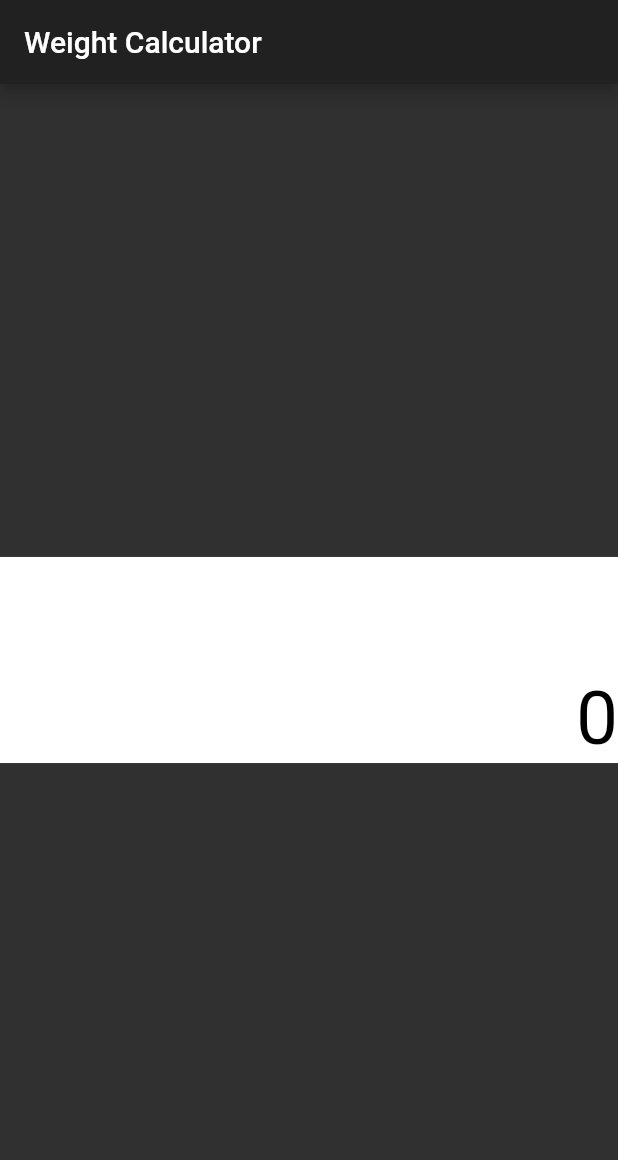
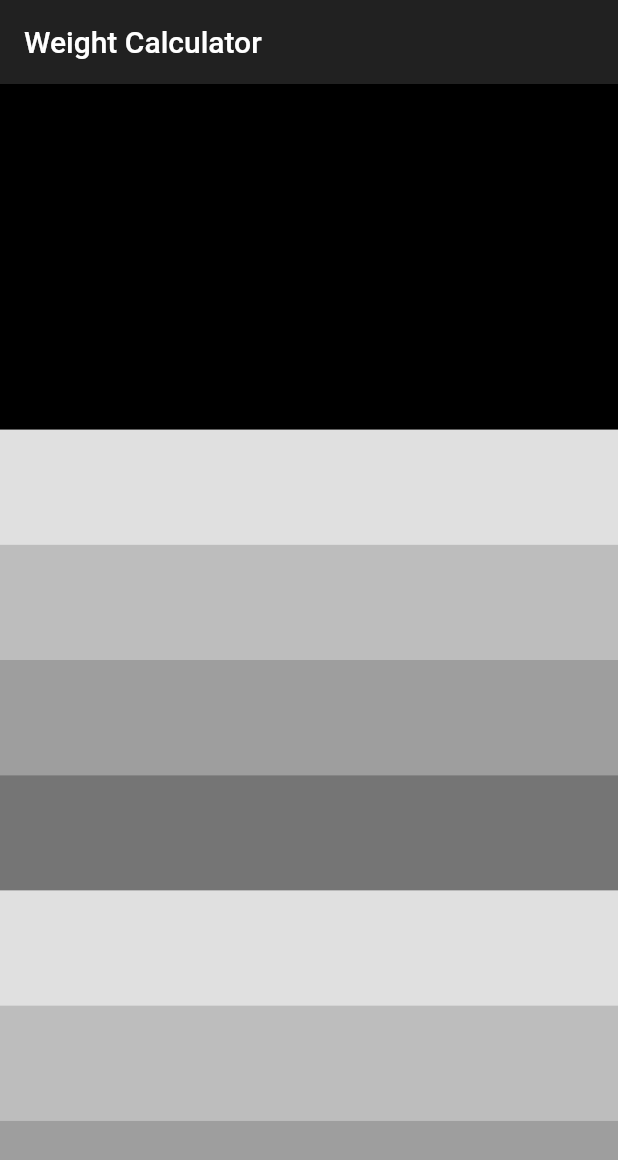
Before and after one commit to CBennett15/WeightCalculatorFlutter, a Flutter app: the screen it shows after launch, on a phone screen of 412 x 824 dp. Shown: the top 1160 px of the screen. Run offline on Flutter 3.47's test engine with Material 2 defaults, Android fonts, the phone set to English and light mode, and no system bars.

Commit message:
start to setup layout of calculator

```diff
--- /dev/null
+++ b/lib/calculator.dart
@@ -0,0 +1,84 @@
+import 'package:flutter/material.dart';
+
+class Calculator extends StatefulWidget {
+  @override
+  State createState() => new CalculatorState();
+}
+
+class CalculatorState extends State<Calculator> {
+  @override
+  Widget build(BuildContext context) {
+    return new Scaffold(
+        appBar: new AppBar(
+          title: new Text("Weight Calculator"),
+        ),
+        body: Container(
+            height: double.infinity,
+            width: double.infinity,
+            color: Colors.black,
+            child: Column(
+              crossAxisAlignment: CrossAxisAlignment.start,
+              children: <Widget>[
+                Flexible(
+                  flex: 3,
+                  child: Container(
+                    color: Colors.black,
+                  ),
+                ),
+                Flexible(
+                  flex: 7,
+                  child: Container(
+                    color: Colors.white,
+                    child: Column(
+                      crossAxisAlignment: CrossAxisAlignment.start,
+                      children: <Widget>[
+                        Flexible(
+                          flex: 1,
+                          child: Container(
+                            color: Colors.black12,
+                          ),
+                        ),
+                        Flexible(
+                          flex: 1,
+                          child: Container(
+                            color: Colors.black26,
+                          ),
+                        ),
+                        Flexible(
+                          flex: 1,
+                          child: Container(
+                            color: Colors.black38,
+                          ),
+                        ),
+                        Flexible(
+                          flex: 1,
+                          child: Container(
+                            color: Colors.black54,
+                          ),
+                        ),
+                        Flexible(
+                          flex: 1,
+                          child: Container(
+                            color: Colors.black12,
+                          ),
+                        ),
+                        Flexible(
+                          flex: 1,
+                          child: Container(
+                            color: Colors.black26,
+                          ),
+                        ),
+                        Flexible(
+                          flex: 1,
+                          child: Container(
+                            color: Colors.black38,
+                          ),
+                        ),
+                      ],
+                    ),
+                  ),
+                )
+              ],
+            )));
+  }
+}
--- a/lib/home_page.dart
+++ /dev/null
@@ -1,35 +0,0 @@
-import 'package:flutter/material.dart';
-
-class HomePage extends StatefulWidget {
-  @override
-  State createState() => new HomePageState();
-}
-
-class HomePageState extends State<HomePage> {
-  @override
-  Widget build(BuildContext context) {
-    return new Scaffold(
-        appBar: new AppBar(
-          title: new Text("Weight Calculator"),
-        ),
-        body: Container(
-            child: Column(
-          mainAxisAlignment: MainAxisAlignment.spaceEvenly,
-          children: <Widget>[
-            Container(
-              constraints: BoxConstraints.expand(
-                height:
-                    Theme.of(context).textTheme.display1.fontSize * 1.1 + 100.0,
-              ),
-              alignment: Alignment.bottomRight,
-              color: Colors.white,
-              child: Text(
-                "0",
-                style: TextStyle(fontSize: 50.0, color: Colors.black),
-                textAlign: TextAlign.right,
-              ),
-            ),
-          ],
-        )));
-  }
-}
--- a/lib/main.dart
+++ b/lib/main.dart
@@ -1,5 +1,5 @@
 import 'package:flutter/material.dart';
-import 'home_page.dart';
+import 'calculator.dart';
 
 void main() => runApp(MyApp());
 
@@ -9,7 +9,7 @@ class MyApp extends StatelessWidget {
     return MaterialApp(
       title: 'Weight Calculator App',
       theme: ThemeData.dark(),
-      home: HomePage(),
+      home: Calculator(),
     );
   }
 }
```
